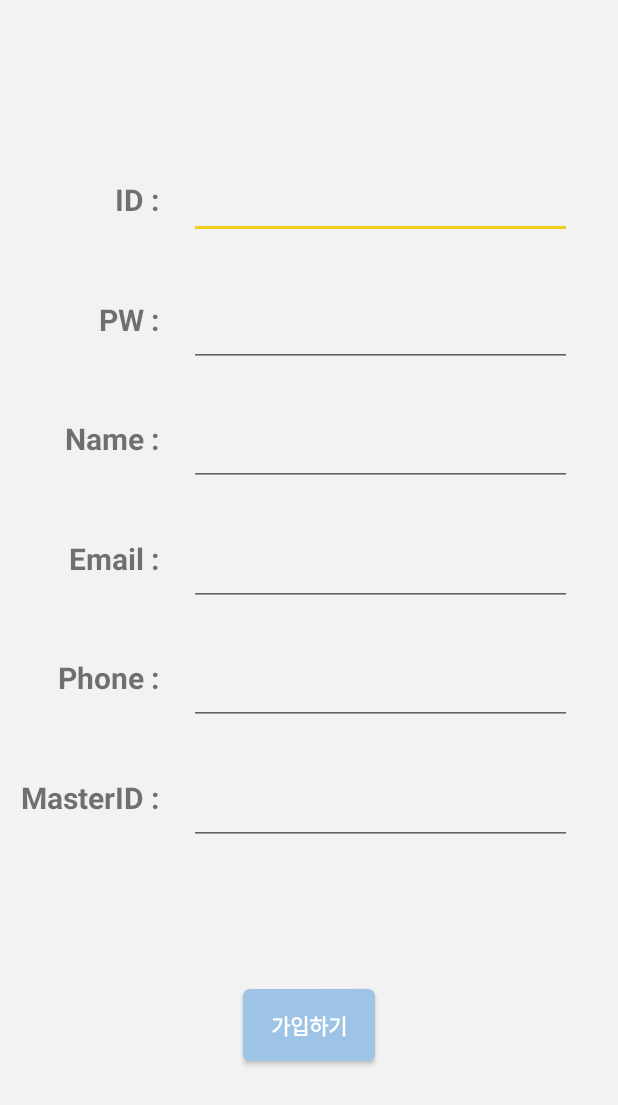
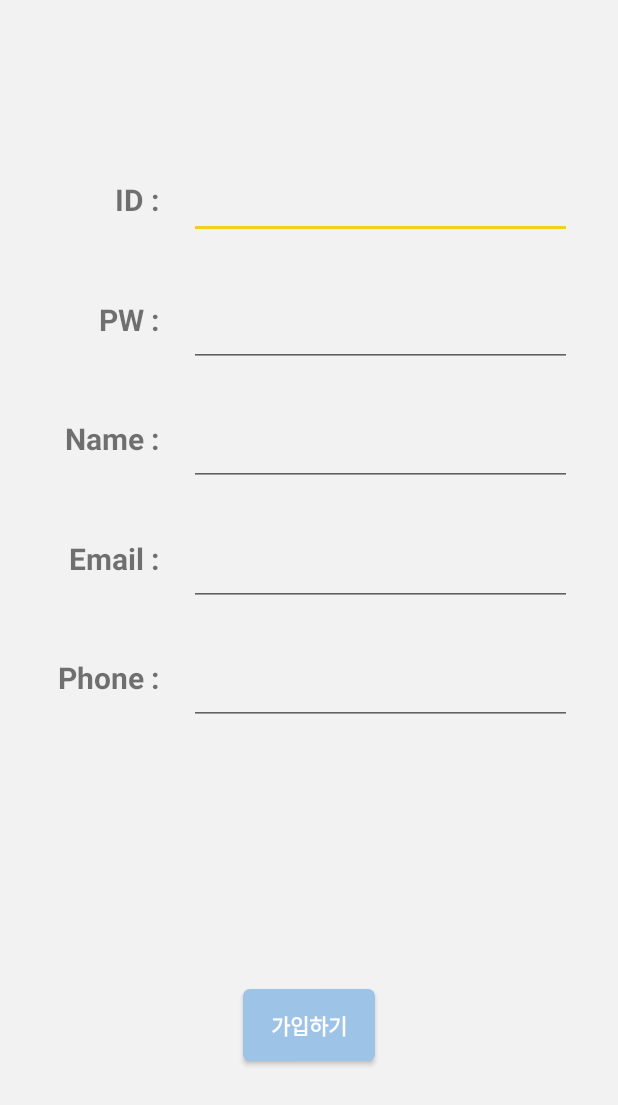
Before and after one commit to Soyeonu/KNU_20201_Project, an Android app: the SignUp screen opened directly, with no data from a screen before it, on a phone screen of 412 x 824 dp. Shown: the top 1105 px of the screen. Run offline under Robolectric (Android 15) with nearby library versions, the phone set to English and light mode, and no system bars; our stand-ins replace Firebase (no records; nobody signed in at launch, a user with empty details on screens opened directly).

Commit message:
버그 수정&레이아웃 조정
사용자 설정 안열리는 버그 수정
필요 없는 액티비티 제거(mid_select)
일부 레이아웃 조정
- Signup : mid입력부분(제거)
- 사용자 정보 변경 확인부분(제거)

```diff
--- a/Client Layout/car_project/app/src/main/AndroidManifest.xml
+++ b/Client Layout/car_project/app/src/main/AndroidManifest.xml
@@ -9,11 +9,9 @@
         android:roundIcon="@mipmap/ic_launcher_round"
         android:supportsRtl="true"
         android:theme="@style/AppTheme">
-        <activity android:name=".SignIn"></activity>
         <activity android:name=".car_func" />
+        <activity android:name=".SignUp" />
         <activity android:name=".car_func_user"/>
-        <activity android:name=".SignUp" />
-        <activity android:name=".mid_select" />
         <activity android:name=".CarSelect" />
         <activity android:name=".MainActivity">
             <intent-filter>
--- a/Client Layout/car_project/app/src/main/java/com/example/car_project/car_func.java
+++ b/Client Layout/car_project/app/src/main/java/com/example/car_project/car_func.java
@@ -241,9 +241,6 @@ public class car_func extends AppCompatActivity implements NavigationView.OnNavi
                     user.setName(json.getString("Name"));
                     user.setOwnMasterID(json.getString("OwnMasterID"));
 
-                    GlobalManager globalManager = (GlobalManager)getApplicationContext();
-                    globalManager.setState(user);
-
                     //drawer header의 내용 변경
                     TextView drawheader_Name = (TextView) findViewById(R.id.user_name);
                     TextView drawheader_Email = (TextView) findViewById(R.id.user_email);
--- a/Client Layout/car_project/app/src/main/res/layout/activity_signup.xml
+++ b/Client Layout/car_project/app/src/main/res/layout/activity_signup.xml
@@ -140,28 +140,5 @@
         app:layout_constraintLeft_toRightOf="@id/text_phone"
         app:layout_constraintTop_toTopOf="@id/text_phone" />
 
-    <TextView
-        android:id="@+id/text_marterid"
-        android:layout_width="wrap_content"
-        android:layout_height="wrap_content"
-        android:text="MasterID :"
-        android:textSize="20sp"
-        android:textStyle="bold"
-        app:layout_constraintBottom_toBottomOf="parent"
-        app:layout_constraintRight_toRightOf="@id/text_id"
-        app:layout_constraintTop_toTopOf="parent"
-        app:layout_constraintVertical_bias="0.65" />
-
-
-    <EditText
-        android:id="@+id/master_input"
-        android:layout_width="255dp"
-        android:layout_height="45dp"
-        android:ems="10"
-        android:inputType="textPersonName"
-        android:layout_marginHorizontal="20dp"
-        app:layout_constraintLeft_toRightOf="@id/text_marterid"
-        app:layout_constraintTop_toTopOf="@id/text_marterid" />
-
 
 </androidx.constraintlayout.widget.ConstraintLayout>
```
Also changed, not shown: Client Layout/car_project/app/src/main/java/com/example/car_project/SignUp.java (+9 -1 lines), Client Layout/car_project/app/src/main/java/com/example/car_project/car_func_user.java (+11 -116 lines), Client Layout/car_project/app/src/main/java/com/example/car_project/mid_select.java (deleted, +0 -119 lines), Client Layout/car_project/app/src/main/res/layout/activity_car_func_user.xml (+1 -15 lines).
